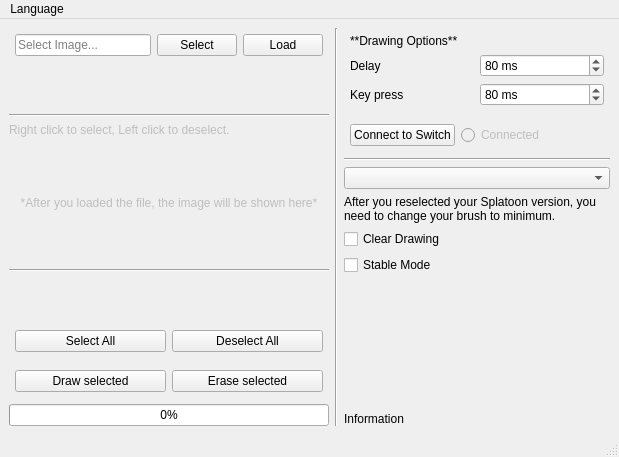
This is splatplost/gui/plotter.ui in Victrid/splatplost as Qt 5 draws it before an edit. The edited form follows.
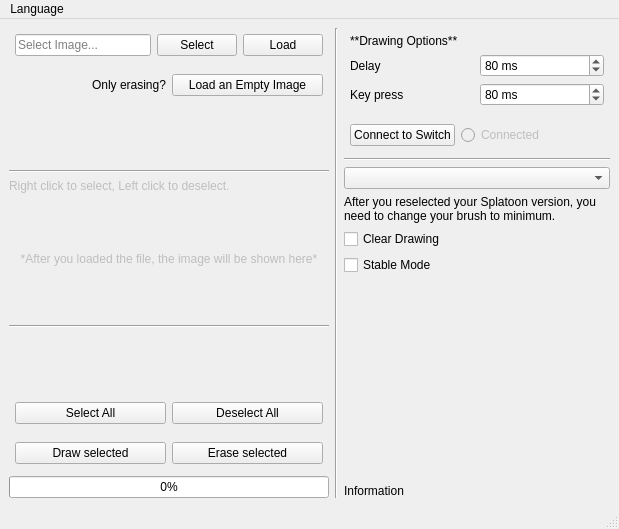
This is the edited form.

```diff
--- a/splatplost/gui/plotter.ui
+++ b/splatplost/gui/plotter.ui
@@ -7,7 +7,7 @@
     <x>0</x>
     <y>0</y>
     <width>619</width>
-    <height>457</height>
+    <height>529</height>
    </rect>
   </property>
   <property name="windowTitle">
@@ -66,6 +66,39 @@
         </item>
        </layout>
       </item>
+      <item>
+       <layout class="QHBoxLayout" name="LoadEmptyLayout">
+        <property name="leftMargin">
+         <number>6</number>
+        </property>
+        <property name="topMargin">
+         <number>6</number>
+        </property>
+        <property name="rightMargin">
+         <number>6</number>
+        </property>
+        <property name="bottomMargin">
+         <number>6</number>
+        </property>
+        <item>
+         <widget class="QLabel" name="label_5">
+          <property name="text">
+           <string>Only erasing?</string>
+          </property>
+          <property name="alignment">
+           <set>Qt::AlignRight|Qt::AlignTrailing|Qt::AlignVCenter</set>
+          </property>
+         </widget>
+        </item>
+        <item>
+         <widget class="QPushButton" name="load_white">
+          <property name="text">
+           <string>Load an Empty Image</string>
+          </property>
+         </widget>
+        </item>
+       </layout>
+      </item>
       <item>
        <spacer name="verticalSpacer">
         <property name="orientation">
```
